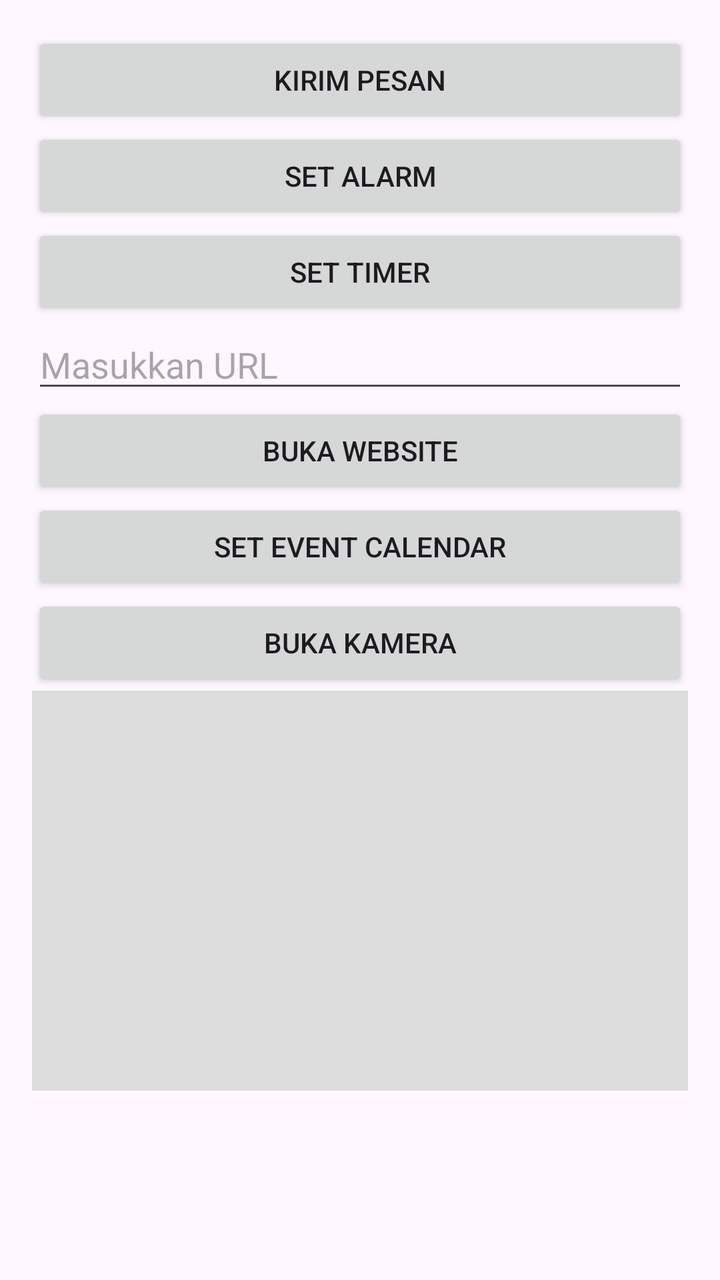
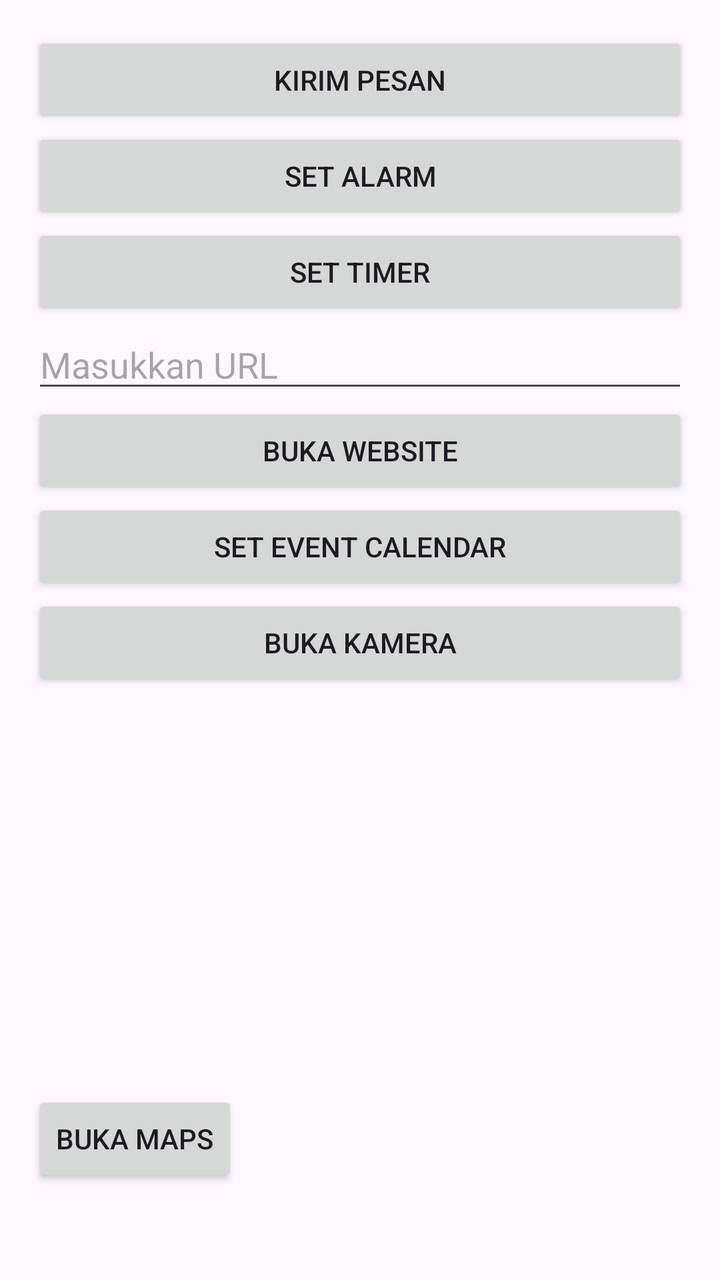

Two renders of the same Android screen: before a commit and after it. Below are the layout's source before the change and the commit's diff.
<!-- AndroidManifest.xml: application theme Theme.IMPLISITINTENT -->
<!-- res/layout/activity_main.xml -->
<?xml version="1.0" encoding="utf-8"?>
<LinearLayout xmlns:android="http://schemas.android.com/apk/res/android"
    android:id="@+id/main"
    android:layout_width="match_parent"
    android:layout_height="match_parent"
    android:orientation="vertical"
    android:padding="16dp">

    <Button
        android:id="@+id/btnKirimPesan"
        android:layout_width="match_parent"
        android:layout_height="wrap_content"
        android:text="Kirim Pesan" />

    <Button
        android:id="@+id/btnSetAlarm"
        android:layout_width="match_parent"
        android:layout_height="wrap_content"
        android:text="Set Alarm" />

    <Button
        android:id="@+id/btnSetTimer"
        android:layout_width="match_parent"
        android:layout_height="wrap_content"
        android:text="Set Timer" />

    <EditText
        android:id="@+id/etURL"
        android:layout_width="match_parent"
        android:layout_height="wrap_content"
        android:hint="Masukkan URL" />

    <Button
        android:id="@+id/btnOpenURL"
        android:layout_width="match_parent"
        android:layout_height="wrap_content"
        android:text="Buka Website" />

    <Button
        android:id="@+id/btnSetEvent"
        android:layout_width="match_parent"
        android:layout_height="wrap_content"
        android:text="Set Event Calendar" />

    <Button
        android:id="@+id/btnGetPhoto"
        android:layout_width="match_parent"
        android:layout_height="wrap_content"
        android:text="Buka Kamera" />

    <ImageView
        android:id="@+id/ivHasil"
        android:layout_width="match_parent"
        android:layout_height="200dp"
        android:scaleType="centerCrop"
        android:background="#DDDDDD" />
</LinearLayout>
<!-- resources referenced by this layout -->
<resources>
  <style name="Theme.IMPLISITINTENT" parent="Base.Theme.IMPLISITINTENT" />
  <style name="Base.Theme.IMPLISITINTENT" parent="Theme.Material3.DayNight.NoActionBar">
          
          
      </style>
</resources>

<!-- the commit's change to res/layout/activity_main.xml (unified diff, before → after) -->
@@ -52,6 +52,12 @@
         android:id="@+id/ivHasil"
         android:layout_width="match_parent"
         android:layout_height="200dp"
-        android:scaleType="centerCrop"
-        android:background="#DDDDDD" />
+        android:scaleType="centerCrop"/>
+    
+    <Button
+        android:layout_width="wrap_content"
+        android:layout_height="wrap_content"
+        android:id="@+id/btnBukaMaps"
+        android:text="Buka Maps"/>
+    
 </LinearLayout>
